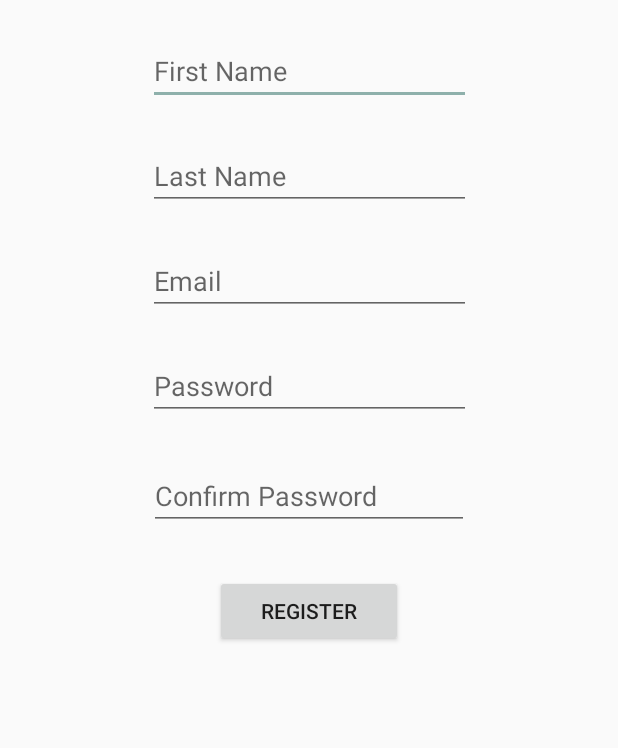
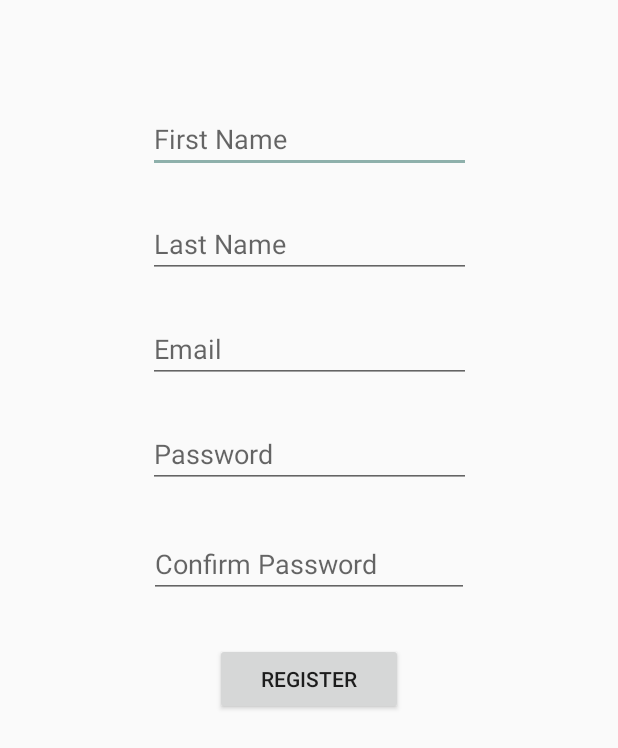
Before and after one commit to archarbar/Tutoring-Application-Website, an Android app: the layout content_register.xml on its own in the app's theme, with its tools: preview values and no code run, on a phone screen of 412 x 824 dp. Shown: the top 748 px of the screen. Run offline under Robolectric (Android 15) with nearby library versions, the light colour scheme and no system bars.

Commit message:
Linked Login to RegisterPage and implemented Post Method for Register

```diff
--- a/app/src/main/java/ca/mcgill/ecse321/tutor/MainActivity.java
+++ b/app/src/main/java/ca/mcgill/ecse321/tutor/MainActivity.java
@@ -4,7 +4,6 @@ import android.os.Bundle;
 
 import com.google.android.material.floatingactionbutton.FloatingActionButton;
 import com.google.android.material.snackbar.Snackbar;
-import com.loopj.android.http.RequestParams;
 
 import androidx.appcompat.app.AppCompatActivity;
 import androidx.appcompat.widget.Toolbar;
@@ -30,7 +29,7 @@ public class MainActivity extends AppCompatActivity {
      */
     private void refreshErrorMessage() {
         // set the error message
-        TextView tvError = (TextView) findViewById(R.id.error);
+        TextView tvError = (TextView) findViewById(R.id.registrationError);
         tvError.setText(error);
 
         if (error == null || error.length() == 0) {
--- a/app/src/main/java/ca/mcgill/ecse321/tutor/HttpUtils.java
+++ b/app/src/main/java/ca/mcgill/ecse321/tutor/utils/HttpUtils.java
@@ -1,4 +1,4 @@
-package ca.mcgill.ecse321.tutor;
+package ca.mcgill.ecse321.tutor.utils;
 
 import com.loopj.android.http.AsyncHttpClient;
 import com.loopj.android.http.AsyncHttpResponseHandler;
--- a/app/src/main/res/layout/activity_login.xml
+++ b/app/src/main/res/layout/activity_login.xml
@@ -8,7 +8,7 @@
     tools:context=".ui.login.LoginActivity">
 
         <TextView
-            android:id="@+id/error"
+            android:id="@+id/registrationError"
             android:layout_width="0dp"
             android:layout_height="0dp"
             android:layout_marginTop="21dp"
@@ -64,9 +64,12 @@
             android:layout_marginStart="24dp"
             android:layout_marginTop="32dp"
             android:layout_marginEnd="24dp"
+            android:autoLink="all"
+            android:autoText="true"
             android:hint="@string/prompt_password"
             android:imeActionLabel="@string/action_sign_in_short"
             android:imeOptions="actionDone"
+            android:importantForAccessibility="auto"
             android:inputType="textPassword"
             android:selectAllOnFocus="true"
             app:layout_constraintEnd_toEndOf="parent"
--- a/app/src/main/res/layout/content_register.xml
+++ b/app/src/main/res/layout/content_register.xml
@@ -13,7 +13,7 @@
         android:id="@+id/registerTutorFirstName"
         android:layout_width="215dp"
         android:layout_height="40dp"
-        android:layout_marginTop="30dp"
+        android:layout_marginTop="75dp"
         android:ems="10"
         android:hint="First Name"
         android:inputType="textPersonName"
@@ -79,4 +79,26 @@
         app:layout_constraintStart_toStartOf="parent"
         app:layout_constraintTop_toBottomOf="@+id/registerTutorConfirmPassword" />
 
+    <TextView
+        android:id="@+id/registrationError"
+        android:layout_width="wrap_content"
+        android:layout_height="wrap_content"
+        android:layout_marginTop="20dp"
+        app:layout_constraintBottom_toTopOf="@+id/registerTutorFirstName"
+        app:layout_constraintEnd_toEndOf="parent"
+        app:layout_constraintStart_toStartOf="parent"
+        app:layout_constraintTop_toTopOf="parent"
+        app:layout_constraintVertical_bias="0.444" />
+
+    <TextView
+        android:id="@+id/registrationMessage"
+        android:layout_width="wrap_content"
+        android:layout_height="wrap_content"
+        android:layout_marginTop="5dp"
+        android:layout_marginBottom="6dp"
+        app:layout_constraintBottom_toTopOf="@+id/registerButton"
+        app:layout_constraintEnd_toEndOf="parent"
+        app:layout_constraintStart_toStartOf="parent"
+        app:layout_constraintTop_toBottomOf="@+id/registerTutorConfirmPassword" />
+
 </androidx.constraintlayout.widget.ConstraintLayout>
--- a/app/src/main/res/values/strings.xml
+++ b/app/src/main/res/values/strings.xml
@@ -1,5 +1,5 @@
 <resources>
-    <string name="app_name">Tutoring-Android</string>
+    <string name="app_name">Tutoring Android</string>
     <string name="action_settings">Settings</string>
     <string name="username">Username</string>
     <string name="password">Password</string>
@@ -10,6 +10,7 @@
     <string name="prompt_email">Email</string>
     <string name="prompt_password">Password</string>
     <string name="title_activity_login">Login</string>
+    <string name="title_activity_register">Register</string>
     <string name="registerButton">Register</string>
     <string name="action_sign_in">Sign in or register</string>
     <string name="action_sign_in_short">Sign in</string>
@@ -17,5 +18,4 @@
     <string name="invalid_username">Not a valid username</string>
     <string name="invalid_password">Password must be >5 characters</string>
     <string name="login_failed">"Login failed"</string>
-    <string name="title_activity_register">Register</string>
 </resources>
```
Also changed, not shown: app/src/main/AndroidManifest.xml (+11 -17 lines), app/src/main/java/ca/mcgill/ecse321/tutor/Register.java (deleted, +0 -32 lines), app/src/main/java/ca/mcgill/ecse321/tutor/RegisterActivity.java (added, +105 -0 lines), app/src/main/java/ca/mcgill/ecse321/tutor/ui/login/LoginActivity.java (+20 -1 lines).
